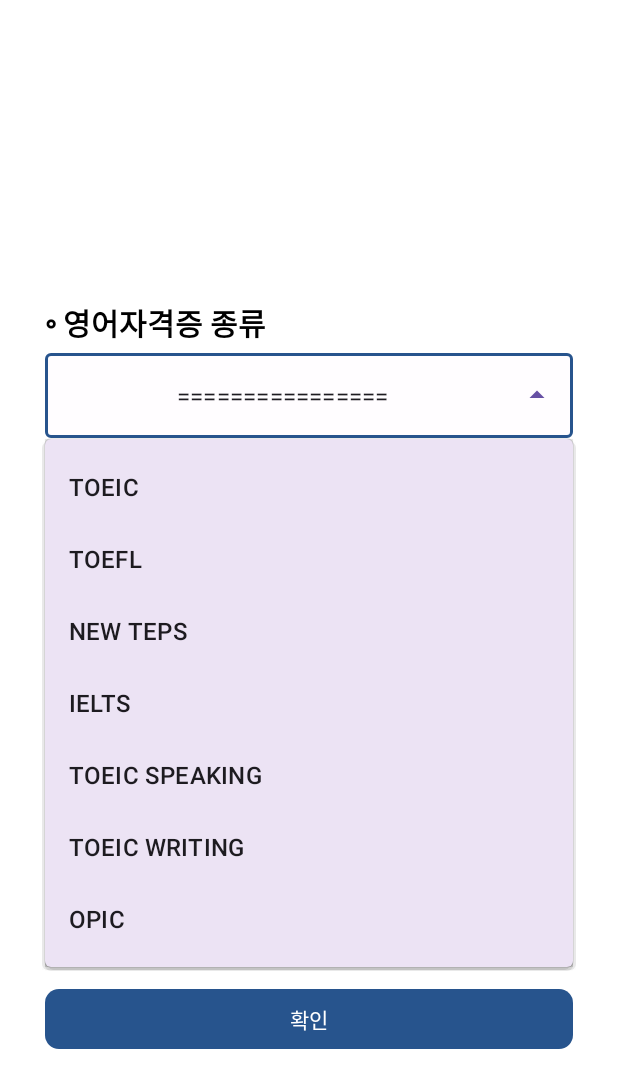
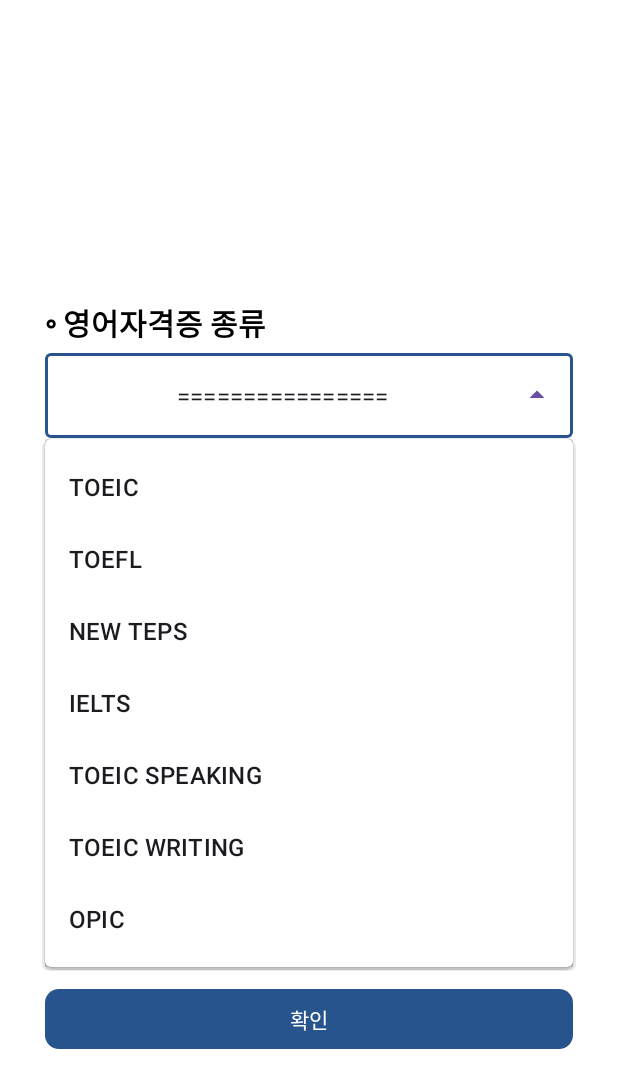
Before and after one commit to 2023-Capstone-Design-let-me-graduated/letMeGraduate, an Android app: the fragment EnglishGraduationCertificationActivity shown on its own in the app's theme, after a tap on an icon or button, on a phone screen of 412 x 824 dp. Shown: the top 1088 px of the screen. Run offline under Robolectric (Android 15) with nearby library versions, the phone set to English and light mode, and no system bars; our stand-ins replace data binding; 1 statement that could not run was skipped.

Commit message:
dropdown background color 수정

```diff
--- a/app/src/main/res/layout/activity_english_graduation_certification.xml
+++ b/app/src/main/res/layout/activity_english_graduation_certification.xml
@@ -45,8 +45,10 @@
                     android:layout_height="wrap_content"
                     android:text="================"
                     android:inputType="none"
-
                     android:gravity="center"
+                    android:backgroundTint="@color/white"
+                    android:textColorHighlight="@color/white"
+                    app:dropDownBackgroundTint="@color/white"
                     tools:ignore="HardcodedText,LabelFor,VisualLintTextFieldSize" />
 
             </com.google.android.material.textfield.TextInputLayout>
--- a/app/src/main/res/layout/activity_liberalarts.xml
+++ b/app/src/main/res/layout/activity_liberalarts.xml
@@ -55,8 +55,8 @@
                     android:text="수강학기 선택"
                     android:inputType="none"
                     android:gravity="center"
+                    android:textColorHighlight="@color/white"
                     app:dropDownBackgroundTint="@color/white"
-                    android:textColorHighlight="@color/white"
                     tools:ignore="HardcodedText,LabelFor,VisualLintTextFieldSize" />
             </com.google.android.material.textfield.TextInputLayout>
         </LinearLayout>
@@ -208,7 +208,7 @@
                             tools:ignore="HardcodedText" />
 
                         <TextView
-                            android:layout_width="240dp"
+                            android:layout_width="262dp"
                             android:layout_height="40dp"
                             android:text="교과목명"
                             tools:ignore="HardcodedText" />
```
